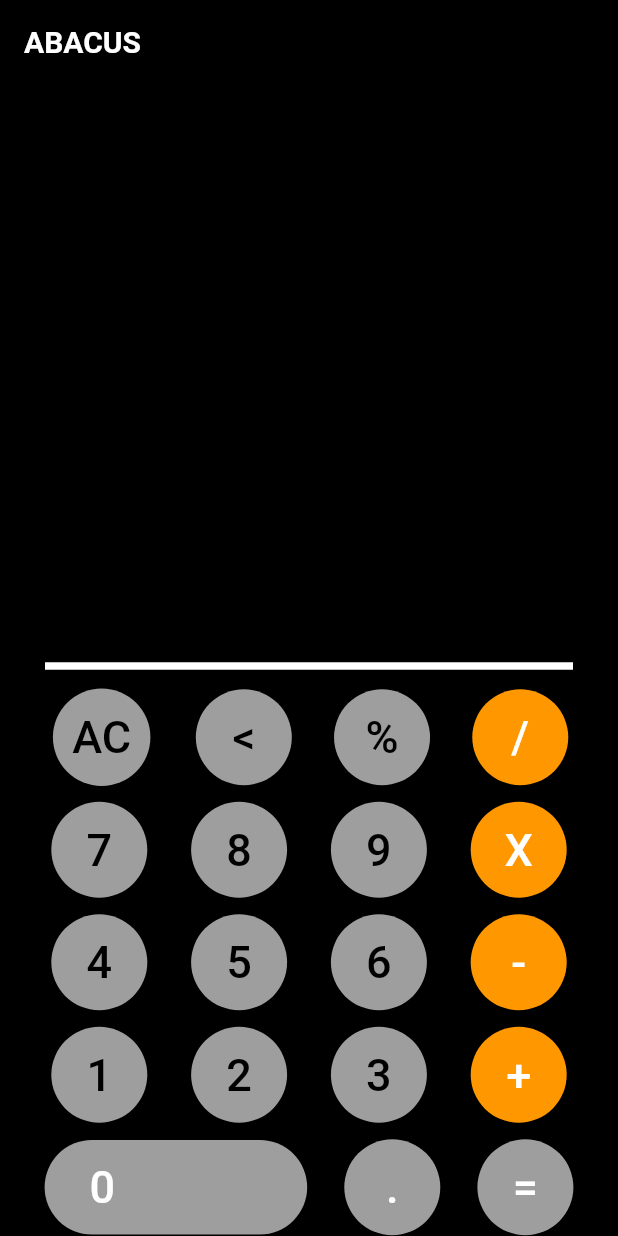
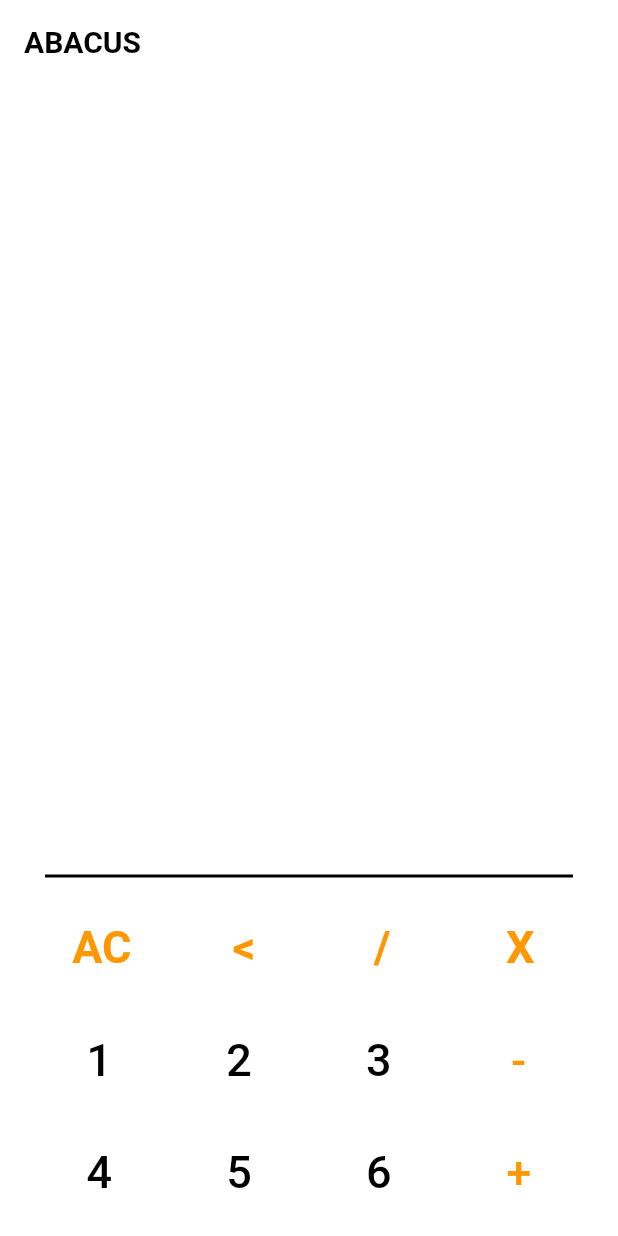
Before and after one commit to Himal-Thapa1/project_abacus, a Flutter app: the screen it shows after launch, on a phone screen of 412 x 824 dp. Run offline on Flutter 3.47's test engine with Material 2 defaults, Android fonts, the phone set to English and light mode, and no system bars; our stand-ins replace google_fonts, petitparser; Roboto replaces fonts that are missing (Itim).

Commit message:
added upto 3rd column of the application

```diff
--- a/lib/calculator_brain/brain.dart
+++ b/lib/calculator_brain/brain.dart
@@ -1,3 +1,5 @@
+// ignore_for_file: deprecated_member_use, duplicate_ignore
+
 import 'package:petitparser/petitparser.dart';
 
 class CalculatorBrain {
--- a/lib/reusable_Widgets/calc_button.dart
+++ b/lib/reusable_Widgets/calc_button.dart
@@ -1,8 +1,8 @@
 import 'package:flutter/material.dart';
 
-Widget calcbutton(String btntxt, Color btncolor, Color txtcolor, Function(String) onButtonClick) {
+Widget numberButton(String btntxt, Color txtcolor, Function(String) onButtonClick) {
   return Container(
-    child: ElevatedButton(
+    child: TextButton(
       onPressed: () {
         onButtonClick(btntxt);
       },
@@ -14,11 +14,29 @@ Widget calcbutton(String btntxt, Color btncolor, Color txtcolor, Function(String
         ),
       ),
       style: ButtonStyle(
-        // backgroundColor: btncolor,
-        backgroundColor: MaterialStatePropertyAll<Color>(btncolor),
-        shape: MaterialStatePropertyAll(CircleBorder()),
         padding: MaterialStatePropertyAll(EdgeInsets.all(15)),
       ),
     ),
   );
 }
+
+Widget calcButton(String btntxt, Color txtcolor, Function(String) onButtonClick) {
+  return Container(
+    child: TextButton(
+      onPressed: () {
+        onButtonClick(btntxt);
+      },
+      child: Text(
+        btntxt,
+        style: TextStyle(
+          fontSize: 30,
+          color: txtcolor,
+          fontWeight: FontWeight.bold,
+        ),
+      ),
+      style: ButtonStyle(
+        padding: MaterialStatePropertyAll(EdgeInsets.all(15)),
+      ),
+    ),
+  );
+}
--- a/lib/screen/home_screen.dart
+++ b/lib/screen/home_screen.dart
@@ -29,37 +29,30 @@ class _homeScreenState extends State<homeScreen> {
         }
       } else if (value == "=") {
         output = _calculatorBrain.calculate(input);
-  //     } else if (value == "%") {
-  //       if (input.isNotEmpty) {
-  // // Calculate the percentage value
-  //         double? inputValue = double.tryParse(input);
-  //         double percentageValue = inputValue! / 100.0;
-  //         input = percentageValue.toString();
-  //         output = input; // Display the percentage value in output immediately
-  //       }
-      }
-  else {
+      } else {
         input += value;
       }
     });
   }
+
   @override
   Widget build(BuildContext context) {
     return Material(
       child: Scaffold(
-        backgroundColor: black,
+        backgroundColor: white,
         appBar: AppBar(
           title: Text(
             "ABACUS",
             style: GoogleFonts.itim(
               textStyle: TextStyle(
-                color: white,
+                color: black,
                 fontSize: 20,
                 fontWeight: FontWeight.bold,
               ),
             ),
           ),
-          backgroundColor: black,
+          elevation: 0,
+          backgroundColor: white,
         ),
         body: Padding(
           padding: EdgeInsets.symmetric(horizontal: 5),
@@ -79,14 +72,14 @@ class _homeScreenState extends State<homeScreen> {
                       input,
                       textAlign: TextAlign.right,
                       style: TextStyle(
-                        color: white,
+                        color: black,
                         fontSize: 40,
                       ),
                     ),
                     Text(
                       output,
                       style: TextStyle(
-                        color: white,
+                        color: black,
                         fontSize: 40,
                       ),
                     ),
@@ -97,9 +90,9 @@ class _homeScreenState extends State<homeScreen> {
                 height: 5,
               ),
               Divider(
-                color: white,
+                color: black,
                 height: 10,
-                thickness: 5,
+                thickness: 2,
                 indent: 25,
                 endIndent: 25,
               ),
@@ -109,10 +102,10 @@ class _homeScreenState extends State<homeScreen> {
               Row(
                 mainAxisAlignment: MainAxisAlignment.spaceEvenly,
                 children: [
-                  calcbutton('AC', Colors.grey, black, onButtonClick),
-                  calcbutton('<', Colors.grey, black, onButtonClick),
-                  calcbutton('%', Colors.grey, black, onButtonClick),
-                  calcbutton('/', accentColor, white, onButtonClick),
+                  calcButton('AC', accentColor, onButtonClick),
+                  calcButton('<', accentColor, onButtonClick),
+                  calcButton('/', accentColor, onButtonClick),
+                  calcButton('X', accentColor, onButtonClick),
                 ],
               ),
               SizedBox(
@@ -122,10 +115,10 @@ class _homeScreenState extends State<homeScreen> {
               Row(
                 mainAxisAlignment: MainAxisAlignment.spaceEvenly,
                 children: [
-                  calcbutton('7', Colors.grey, black, onButtonClick),
-                  calcbutton('8', Colors.grey, black, onButtonClick),
-                  calcbutton('9', Colors.grey, black, onButtonClick),
-                  calcbutton('X', accentColor, white, onButtonClick),
+                  numberButton('1', black, onButtonClick),
+                  numberButton('2', black, onButtonClick),
+                  numberButton('3', black, onButtonClick),
+                  numberButton('-', accentColor, onButtonClick),
                 ],
               ),
               SizedBox(
@@ -134,53 +127,16 @@ class _homeScreenState extends State<homeScreen> {
               Row(
                 mainAxisAlignment: MainAxisAlignment.spaceEvenly,
                 children: [
-                  calcbutton('4', Colors.grey, black, onButtonClick),
-                  calcbutton('5', Colors.grey, black, onButtonClick),
-                  calcbutton('6', Colors.grey, black, onButtonClick),
-                  calcbutton('-', accentColor, white, onButtonClick),
+                  numberButton('4', black, onButtonClick),
+                  numberButton('5', black, onButtonClick),
+                  numberButton('6', black, onButtonClick),
+                  numberButton('+', accentColor, onButtonClick),
                 ],
               ),
               SizedBox(
                 height: 10,
               ),
-              Row(
-                mainAxisAlignment: MainAxisAlignment.spaceEvenly,
-                children: [
-                  calcbutton('1', Colors.grey, black, onButtonClick),
-                  calcbutton('2', Colors.grey, black, onButtonClick),
-                  calcbutton('3', Colors.grey, black, onButtonClick),
-                  calcbutton('+', accentColor, white, onButtonClick),
-                ],
-              ),
-              SizedBox(
-                height: 10,
-              ),
-              Row(
-                mainAxisAlignment: MainAxisAlignment.spaceEvenly,
-                children: [
-                  ElevatedButton(
-                    onPressed: () {
-                      onButtonClick("0");
-                    },
-                    child: Text(
-                      "0",
-                      textAlign: TextAlign.justify,
-                      style: TextStyle(
-                        fontSize: 30,
-                        color: white,
-                      ),
-                    ),
-                    style: ButtonStyle(
-                      backgroundColor: MaterialStatePropertyAll(Colors.grey),
-                      shape: MaterialStatePropertyAll(StadiumBorder()),
-                      padding: MaterialStatePropertyAll(
-                          EdgeInsets.fromLTRB(30, 14, 128, 14)),
-                    ),
-                  ),
-                  calcbutton('.', Colors.grey, white, onButtonClick),
-                  calcbutton("=", Colors.grey, white, onButtonClick),
-                ],
-              )
+
             ],
           ),
         ),
@@ -188,3 +144,46 @@ class _homeScreenState extends State<homeScreen> {
     );
   }
 }
+
+
+
+
+
+// Row(
+//                 mainAxisAlignment: MainAxisAlignment.spaceEvenly,
+//                 children: [
+//                   numberButton('1', black, onButtonClick),
+//                   numberButton('2', black, onButtonClick),
+//                   numberButton('3', black, onButtonClick),
+//                   numberButton('+', black, onButtonClick),
+//                 ],
+//               ),
+//               SizedBox(
+//                 height: 10,
+//               ),
+//               Row(
+//                 mainAxisAlignment: MainAxisAlignment.spaceEvenly,
+//                 children: [
+//                   ElevatedButton(
+//                     onPressed: () {
+//                       onButtonClick("0");
+//                     },
+//                     child: Text(
+//                       "0",
+//                       textAlign: TextAlign.justify,
+//                       style: TextStyle(
+//                         fontSize: 30,
+//                         color: white,
+//                       ),
+//                     ),
+//                     style: ButtonStyle(
+//                       backgroundColor: MaterialStatePropertyAll(Colors.grey),
+//                       shape: MaterialStatePropertyAll(StadiumBorder()),
+//                       padding: MaterialStatePropertyAll(
+//                           EdgeInsets.fromLTRB(30, 14, 128, 14)),
+//                     ),
+//                   ),
+//                   numberButton('.', white, onButtonClick),
+//                   numberButton("=", white, onButtonClick),
+//                 ],
+//               )
```
